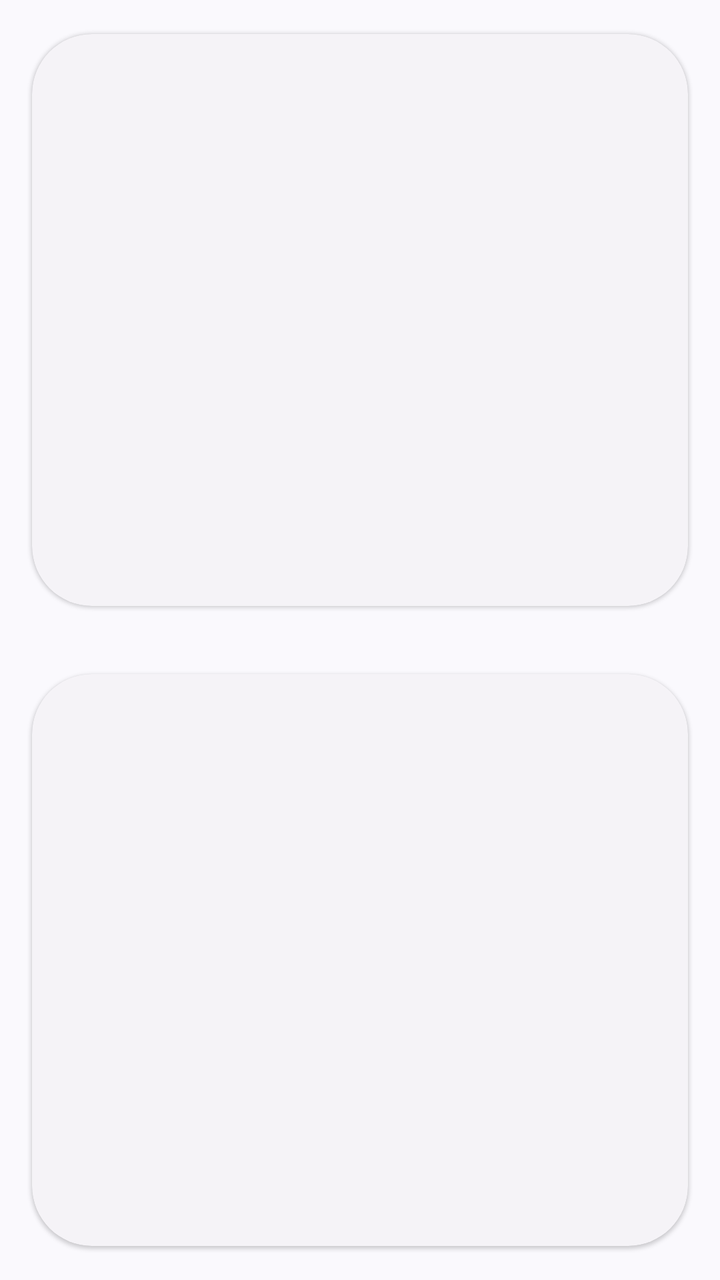
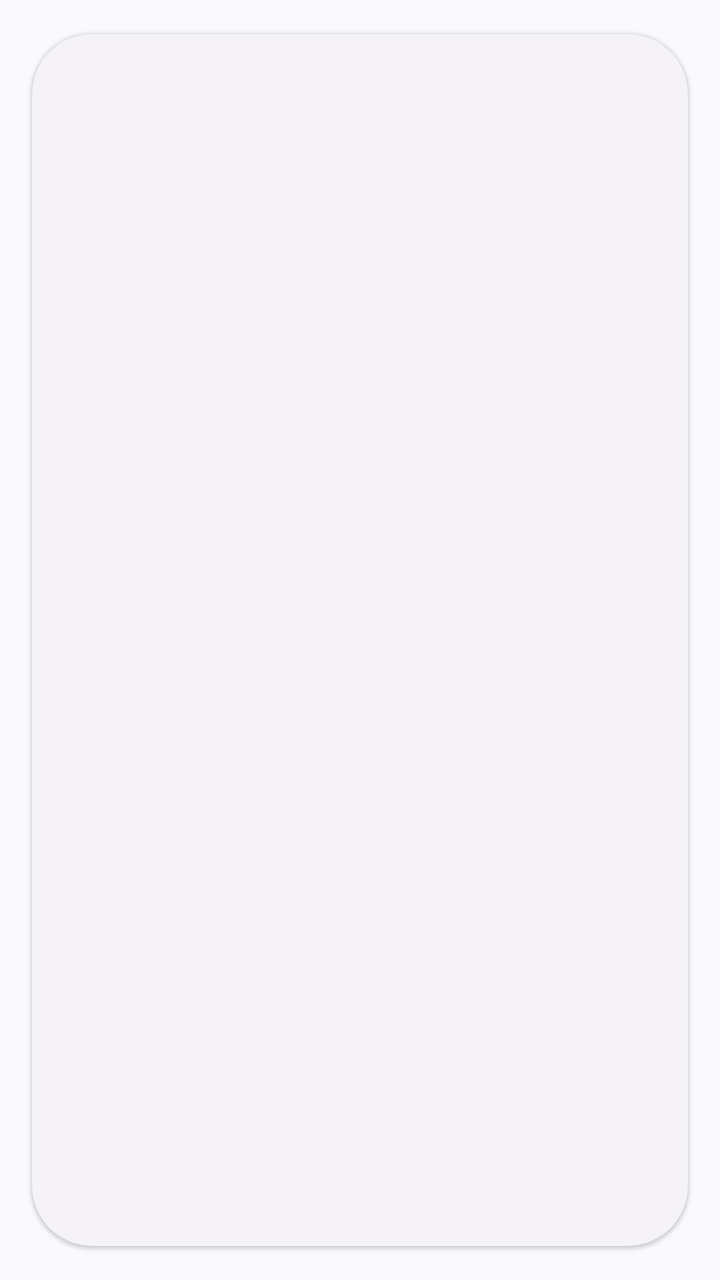

Two renders of the same Android screen: before a commit and after it. Below are the layout's source before the change and the commit's diff.
<!-- AndroidManifest.xml: application theme Theme.XtMapper -->
<!-- res/layout/activity_main_cmdview.xml -->
<?xml version="1.0" encoding="utf-8"?>
<androidx.constraintlayout.widget.ConstraintLayout xmlns:android="http://schemas.android.com/apk/res/android"
    xmlns:app="http://schemas.android.com/apk/res-auto"
    android:layout_width="match_parent"
    android:layout_height="match_parent"
    android:layout_margin="20dp">

    <androidx.constraintlayout.widget.Barrier
        android:id="@+id/barrier3"
        android:layout_width="wrap_content"
        android:layout_height="wrap_content"
        app:barrierDirection="top"
        app:constraint_referenced_ids="cardview1"
        app:layout_constraintTop_toTopOf="parent"
        app:layout_constraintBottom_toBottomOf="parent"/>

    <com.google.android.material.card.MaterialCardView
        style="@style/Widget.Material3.CardView.Elevated"
        android:id="@+id/cardview1"
        android:layout_width="0dp"
        android:layout_height="0dp"
        android:layout_margin="5dp"
        app:cardCornerRadius="30dp"
        app:cardUseCompatPadding="true"
        app:layout_constraintBottom_toTopOf="@id/barrier3"
        app:layout_constraintEnd_toEndOf="parent"
        app:layout_constraintStart_toStartOf="parent"
        app:layout_constraintTop_toTopOf="parent">

        <TextView
            android:id="@+id/view1"
            android:layout_width="match_parent"
            android:layout_height="match_parent"
            android:layout_margin="20dp"
            android:gravity="bottom"
            android:textAppearance="@android:style/TextAppearance.Material.Large"
            android:textSize="16sp" />
    </com.google.android.material.card.MaterialCardView>


    <com.google.android.material.card.MaterialCardView
        style="@style/Widget.Material3.CardView.Elevated"
        android:id="@+id/cardview2"
        android:layout_width="0dp"
        android:layout_height="0dp"
        android:layout_margin="5dp"
        app:cardCornerRadius="30dp"
        app:cardUseCompatPadding="true"
        app:layout_constraintBottom_toBottomOf="parent"
        app:layout_constraintLeft_toLeftOf="parent"
        app:layout_constraintRight_toRightOf="parent"
        app:layout_constraintTop_toBottomOf="@id/barrier3">

        <TextView
            android:id="@+id/view2"
            android:layout_width="match_parent"
            android:layout_height="match_parent"
            android:layout_margin="20dp"
            android:fontFamily="monospace"
            android:gravity="bottom" />
    </com.google.android.material.card.MaterialCardView>

</androidx.constraintlayout.widget.ConstraintLayout>
<!-- resources referenced by this layout -->
<resources>
  <style name="Theme.XtMapper" parent="Theme.Material3.DynamicColors.DayNight"> </style>
</resources>

<!-- the commit's change to res/layout/activity_main_cmdview.xml (unified diff, before → after) -->
@@ -5,24 +5,14 @@
     android:layout_height="match_parent"
     android:layout_margin="20dp">
 
-    <androidx.constraintlayout.widget.Barrier
-        android:id="@+id/barrier3"
-        android:layout_width="wrap_content"
-        android:layout_height="wrap_content"
-        app:barrierDirection="top"
-        app:constraint_referenced_ids="cardview1"
-        app:layout_constraintTop_toTopOf="parent"
-        app:layout_constraintBottom_toBottomOf="parent"/>
-
     <com.google.android.material.card.MaterialCardView
+        android:id="@+id/cardview1"
         style="@style/Widget.Material3.CardView.Elevated"
-        android:id="@+id/cardview1"
-        android:layout_width="0dp"
-        android:layout_height="0dp"
+        android:layout_width="match_parent"
+        android:layout_height="match_parent"
         android:layout_margin="5dp"
         app:cardCornerRadius="30dp"
         app:cardUseCompatPadding="true"
-        app:layout_constraintBottom_toTopOf="@id/barrier3"
         app:layout_constraintEnd_toEndOf="parent"
         app:layout_constraintStart_toStartOf="parent"
         app:layout_constraintTop_toTopOf="parent">
@@ -38,26 +28,4 @@
     </com.google.android.material.card.MaterialCardView>
 
 
-    <com.google.android.material.card.MaterialCardView
-        style="@style/Widget.Material3.CardView.Elevated"
-        android:id="@+id/cardview2"
-        android:layout_width="0dp"
-        android:layout_height="0dp"
-        android:layout_margin="5dp"
-        app:cardCornerRadius="30dp"
-        app:cardUseCompatPadding="true"
-        app:layout_constraintBottom_toBottomOf="parent"
-        app:layout_constraintLeft_toLeftOf="parent"
-        app:layout_constraintRight_toRightOf="parent"
-        app:layout_constraintTop_toBottomOf="@id/barrier3">
-
-        <TextView
-            android:id="@+id/view2"
-            android:layout_width="match_parent"
-            android:layout_height="match_parent"
-            android:layout_margin="20dp"
-            android:fontFamily="monospace"
-            android:gravity="bottom" />
-    </com.google.android.material.card.MaterialCardView>
-
 </androidx.constraintlayout.widget.ConstraintLayout>
